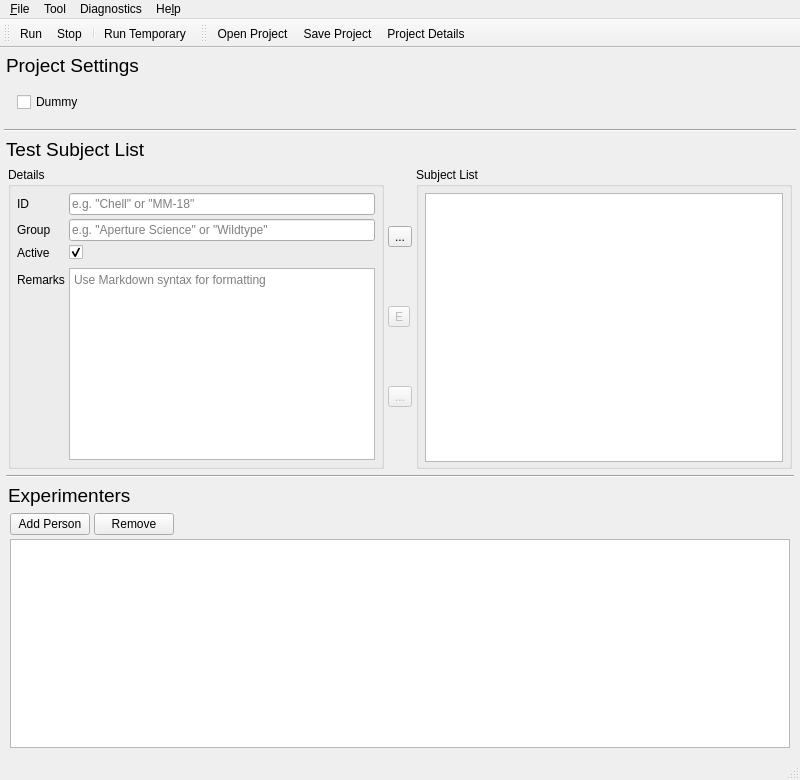
First picture: the form in src/mainwindow.ui, repository syntalos/syntalos, before the edit.
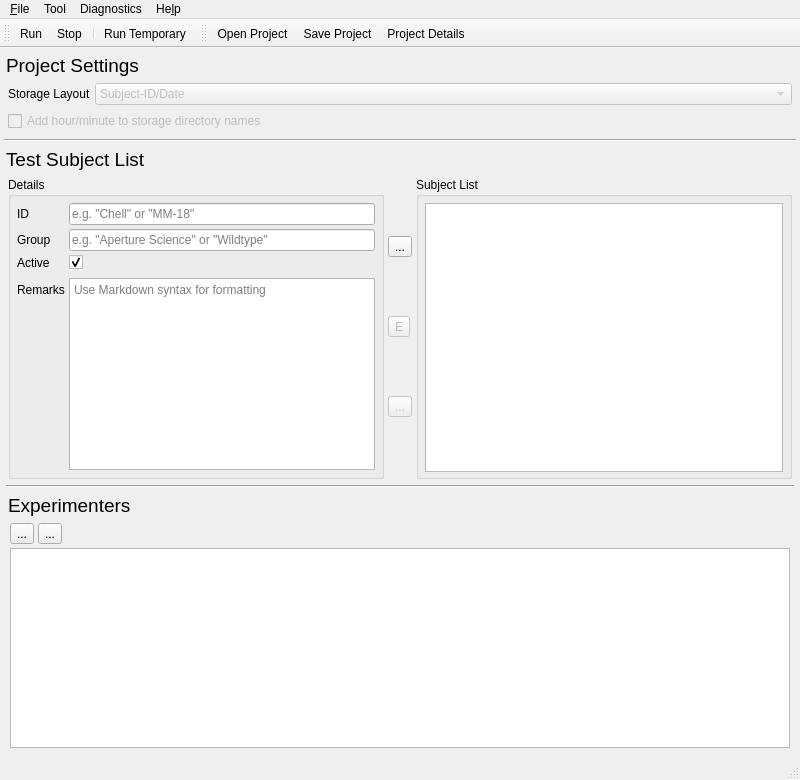
Second picture: the form after the edit. The open tabs and pages were chosen to show the change. Icons and pictures are not drawn. Custom widgets are drawn as their Qt base class.

Commit message:
Add experimenter selector for Syntalos boards
Blaming others for bad data got even easier, now that information about
who is responsible is stored directly with the experiment metadata.

This is useful for experiments which are conduced by multiple people or
across multiple groups, and simplifies finding out who created a dataset
without looking up that information in a lab notebook.

The edit to the form file:
```diff
--- a/src/mainwindow.ui
+++ b/src/mainwindow.ui
@@ -738,10 +738,59 @@
               </sizepolicy>
              </property>
              <layout class="QVBoxLayout" name="verticalLayout_5">
+              <property name="leftMargin">
+               <number>2</number>
+              </property>
+              <property name="topMargin">
+               <number>2</number>
+              </property>
+              <property name="rightMargin">
+               <number>2</number>
+              </property>
+              <property name="bottomMargin">
+               <number>2</number>
+              </property>
+              <item>
+               <layout class="QFormLayout" name="projectSettingsLayout">
+                <property name="horizontalSpacing">
+                 <number>4</number>
+                </property>
+                <property name="verticalSpacing">
+                 <number>4</number>
+                </property>
+                <item row="0" column="0">
+                 <widget class="QLabel" name="storageLayoutLabel">
+                  <property name="text">
+                   <string>Storage Layout</string>
+                  </property>
+                 </widget>
+                </item>
+                <item row="0" column="1">
+                 <widget class="QComboBox" name="storageLayoutComboBox">
+                  <property name="enabled">
+                   <bool>false</bool>
+                  </property>
+                  <item>
+                   <property name="text">
+                    <string>Subject-ID/Date</string>
+                   </property>
+                  </item>
+                  <item>
+                   <property name="text">
+                    <string>Date/Subject-ID</string>
+                   </property>
+                  </item>
+                 </widget>
+                </item>
+               </layout>
+              </item>
               <item>
                <widget class="QCheckBox" name="checkBox">
+                <property name="enabled">
+                 <bool>false</bool>
+                </property>
                 <property name="text">
-                 <string>Dummy</string>
+                 <string>Add hour/minute to storage directory names</string>
                 </property>
                </widget>
               </item>
@@ -1117,16 +1166,24 @@
                      <number>0</number>
                     </property>
                     <item>
-                     <widget class="QPushButton" name="pushButton">
+                     <widget class="QToolButton" name="btnExperimenterAdd">
                       <property name="text">
-                       <string>Add Person</string>
+                       <string>...</string>
+                      </property>
+                      <property name="icon">
+                       <iconset theme="list-add">
+                        <normaloff>.</normaloff>.</iconset>
                       </property>
                      </widget>
                     </item>
                     <item>
-                     <widget class="QPushButton" name="pushButton_2">
+                     <widget class="QToolButton" name="btnExperimenterRemove">
                       <property name="text">
-                       <string>Remove</string>
+                       <string>...</string>
+                      </property>
+                      <property name="icon">
+                       <iconset theme="list-remove">
+                        <normaloff>.</normaloff>.</iconset>
                       </property>
                      </widget>
                     </item>
@@ -1147,7 +1204,7 @@
                   </widget>
                  </item>
                  <item>
-                  <widget class="QListWidget" name="listWidget"/>
+                  <widget class="QListView" name="experimenterListView"/>
                  </item>
                 </layout>
                </widget>
```
The commit also changes 10 other files.
